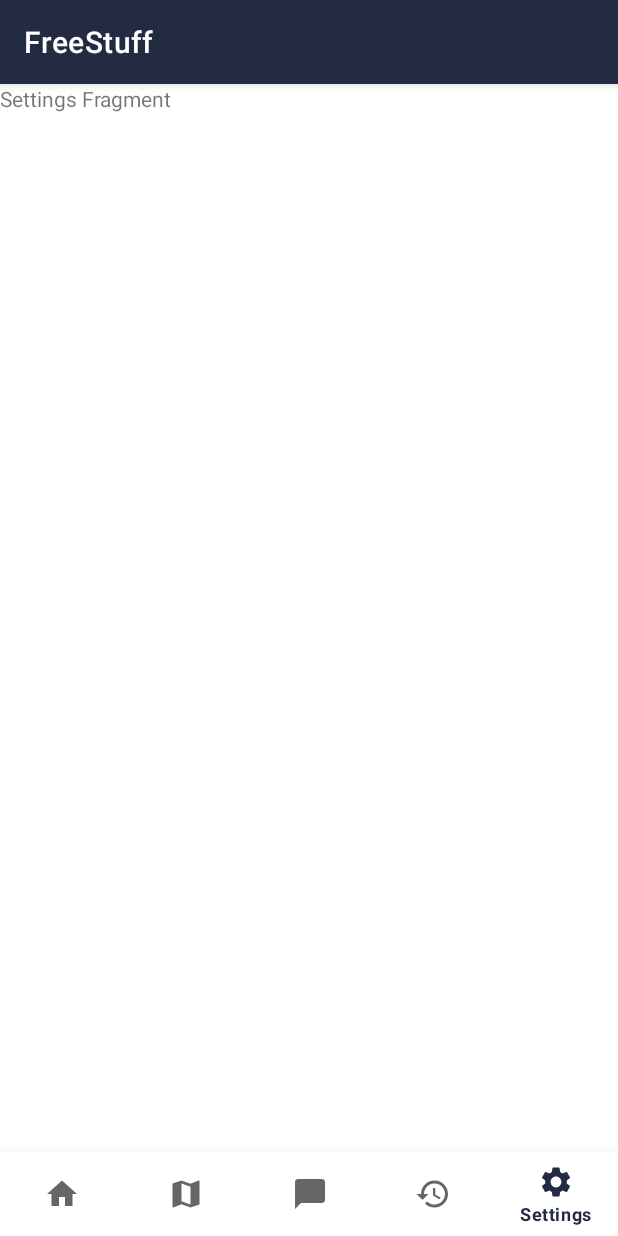
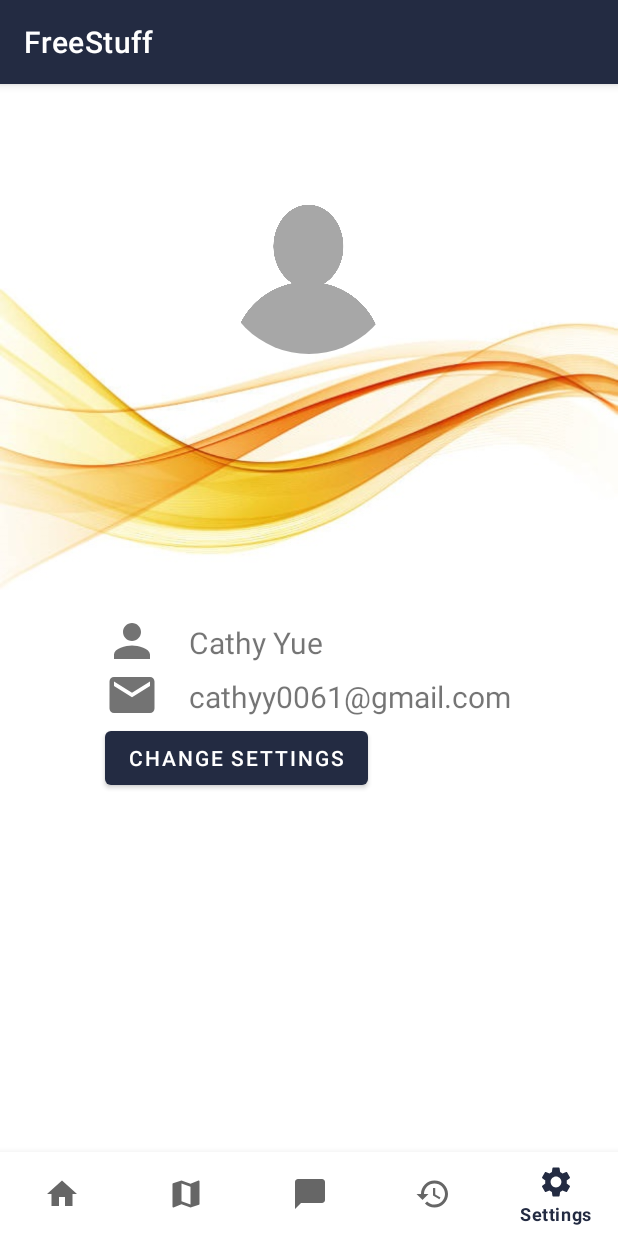
Before and after one commit to kevng2/SwampHacks-2021, an Android app: the ProfileFragment screen opened through its navigation route, on a phone screen of 412 x 824 dp. Run offline under Robolectric (Android 15) with nearby library versions, the phone set to English and light mode, and no system bars; our stand-ins replace CircleImageView, Firebase (no records; nobody signed in at launch, a user with empty details on screens opened directly), navigation-ui.

Commit message:
Updated settings page UI

```diff
--- a/app/build.gradle
+++ b/app/build.gradle
@@ -45,4 +45,6 @@ dependencies {
     androidTestImplementation 'androidx.test.espresso:espresso-core:3.3.0'
     implementation 'com.github.bumptech.glide:glide:4.12.0'
     annotationProcessor 'com.github.bumptech.glide:compiler:4.12.0'
+
+    implementation 'de.hdodenhof:circleimageview:3.1.0'
 }
--- a/app/src/main/java/com/android/kevng2/freestuff/SettingsFragment.java
+++ b/app/src/main/java/com/android/kevng2/freestuff/ProfileFragment.java
@@ -7,14 +7,16 @@ import androidx.fragment.app.Fragment;
 import android.view.LayoutInflater;
 import android.view.View;
 import android.view.ViewGroup;
+import android.widget.Button;
 
 /**
  * A simple {@link Fragment} subclass.
- * Use the {@link SettingsFragment#newInstance} factory method to
+ * Use the {@link ProfileFragment#newInstance} factory method to
  * create an instance of this fragment.
  */
-public class SettingsFragment extends Fragment {
+public class ProfileFragment extends Fragment {
 
+    Button changeSettingsButton;
     // TODO: Rename parameter arguments, choose names that match
     // the fragment initialization parameters, e.g. ARG_ITEM_NUMBER
     private static final String ARG_PARAM1 = "param1";
@@ -24,7 +26,7 @@ public class SettingsFragment extends Fragment {
     private String mParam1;
     private String mParam2;
 
-    public SettingsFragment() {
+    public ProfileFragment() {
         // Required empty public constructor
     }
 
@@ -37,8 +39,8 @@ public class SettingsFragment extends Fragment {
      * @return A new instance of fragment SettingsFragment.
      */
     // TODO: Rename and change types and number of parameters
-    public static SettingsFragment newInstance(String param1, String param2) {
-        SettingsFragment fragment = new SettingsFragment();
+    public static ProfileFragment newInstance(String param1, String param2) {
+        ProfileFragment fragment = new ProfileFragment();
         Bundle args = new Bundle();
         args.putString(ARG_PARAM1, param1);
         args.putString(ARG_PARAM2, param2);
@@ -59,6 +61,6 @@ public class SettingsFragment extends Fragment {
     public View onCreateView(LayoutInflater inflater, ViewGroup container,
                              Bundle savedInstanceState) {
         // Inflate the layout for this fragment
-        return inflater.inflate(R.layout.fragment_settings, container, false);
+        return inflater.inflate(R.layout.fragment_profile, container, false);
     }
 }
--- /dev/null
+++ b/app/src/main/res/drawable/ic_email.xml
@@ -0,0 +1,5 @@
+<vector android:height="50dp" android:tint="#737373"
+    android:viewportHeight="24" android:viewportWidth="24"
+    android:width="50dp" xmlns:android="http://schemas.android.com/apk/res/android">
+    <path android:fillColor="@android:color/white" android:pathData="M20,4L4,4c-1.1,0 -1.99,0.9 -1.99,2L2,18c0,1.1 0.9,2 2,2h16c1.1,0 2,-0.9 2,-2L22,6c0,-1.1 -0.9,-2 -2,-2zM20,8l-8,5 -8,-5L4,6l8,5 8,-5v2z"/>
+</vector>
--- /dev/null
+++ b/app/src/main/res/drawable/ic_person.xml
@@ -0,0 +1,5 @@
+<vector android:height="50dp" android:tint="#737373"
+    android:viewportHeight="24" android:viewportWidth="24"
+    android:width="50dp" xmlns:android="http://schemas.android.com/apk/res/android">
+    <path android:fillColor="@android:color/white" android:pathData="M12,12c2.21,0 4,-1.79 4,-4s-1.79,-4 -4,-4 -4,1.79 -4,4 1.79,4 4,4zM12,14c-2.67,0 -8,1.34 -8,4v2h16v-2c0,-2.66 -5.33,-4 -8,-4z"/>
+</vector>
--- /dev/null
+++ b/app/src/main/res/layout/fragment_profile.xml
@@ -0,0 +1,85 @@
+<?xml version="1.0" encoding="utf-8"?>
+<RelativeLayout
+    xmlns:android="http://schemas.android.com/apk/res/android"
+    xmlns:app="http://schemas.android.com/apk/res-auto"
+    xmlns:tools="http://schemas.android.com/tools"
+    android:layout_width="match_parent"
+    android:layout_height="match_parent"
+    tools:context=".ProfileFragment">
+
+    <ImageView
+        android:id="@+id/ivDesign"
+        android:layout_width="match_parent"
+        android:layout_height="213dp"
+        android:layout_below="@id/ivProfile"
+        android:layout_alignParentStart="true"
+        android:layout_marginTop="-50dp"
+        android:src="@drawable/profile_design" />
+
+    <de.hdodenhof.circleimageview.CircleImageView
+        android:id="@+id/ivProfile"
+        android:layout_width="120dp"
+        android:layout_height="120dp"
+        android:src="@drawable/profile_template"
+        android:layout_centerHorizontal="true"
+        android:layout_marginTop="60dp"
+        />
+
+    <LinearLayout
+        android:id="@+id/LLAttributes"
+        android:layout_width="match_parent"
+        android:layout_height="wrap_content"
+        android:orientation="vertical"
+        android:layout_below="@+id/ivDesign"
+        android:layout_marginTop="10dp">
+
+        <LinearLayout
+            android:id="@+id/LLName"
+            android:layout_width="match_parent"
+            android:layout_height="wrap_content"
+            >
+            <ImageView
+                android:layout_width="36dp"
+                android:layout_height="36dp"
+                android:src="@drawable/ic_person"
+                android:layout_marginLeft="70dp"
+                />
+            <TextView
+                android:layout_width="wrap_content"
+                android:layout_height="wrap_content"
+                android:text="Cathy Yue"
+                android:textSize="20dp"
+                android:layout_marginLeft="20dp"
+                android:layout_marginTop="5dp"
+                />
+        </LinearLayout>
+        <LinearLayout
+            android:id="@+id/LLEmail"
+            android:layout_width="match_parent"
+            android:layout_height="wrap_content"
+            >
+            <ImageView
+                android:layout_width="36dp"
+                android:layout_height="36dp"
+                android:src="@drawable/ic_email"
+                android:layout_marginLeft="70dp"
+                />
+            <TextView
+                android:layout_width="wrap_content"
+                android:layout_height="wrap_content"
+                android:text="cathyy0061@gmail.com"
+                android:textSize="20dp"
+                android:layout_marginLeft="20dp"
+                android:layout_marginTop="5dp"
+                />
+        </LinearLayout>
+    </LinearLayout>
+
+    <Button
+        android:id="@+id/btnSettings"
+        android:layout_width="wrap_content"
+        android:layout_height="wrap_content"
+        android:layout_below="@+id/LLAttributes"
+        android:layout_marginLeft="70dp"
+        android:text="Change Settings" />
+</RelativeLayout>
--- a/app/src/main/res/layout/fragment_settings.xml
+++ /dev/null
@@ -1,14 +0,0 @@
-<?xml version="1.0" encoding="utf-8"?>
-<FrameLayout xmlns:android="http://schemas.android.com/apk/res/android"
-    xmlns:tools="http://schemas.android.com/tools"
-    android:layout_width="match_parent"
-    android:layout_height="match_parent"
-    tools:context=".SettingsFragment">
-
-    <!-- TODO: Update blank fragment layout -->
-    <TextView
-        android:layout_width="match_parent"
-        android:layout_height="match_parent"
-        android:text="Settings Fragment" />
-
-</FrameLayout>
--- a/app/src/main/res/navigation/graph.xml
+++ b/app/src/main/res/navigation/graph.xml
@@ -17,9 +17,9 @@
         tools:layout="@layout/fragment_maps" />
     <fragment
         android:id="@+id/settingsFragment"
-        android:name="com.android.kevng2.freestuff.SettingsFragment"
+        android:name="com.android.kevng2.freestuff.ProfileFragment"
         android:label="fragment_settings"
-        tools:layout="@layout/fragment_settings" />
+        tools:layout="@layout/fragment_profile" />
     <fragment
         android:id="@+id/chatFragment"
         android:name="com.android.kevng2.freestuff.ChatFragment"
```
Also changed, not shown: app/src/main/res/drawable/profile_design.jpg (added), app/src/main/res/drawable/profile_template.jpg (added).
